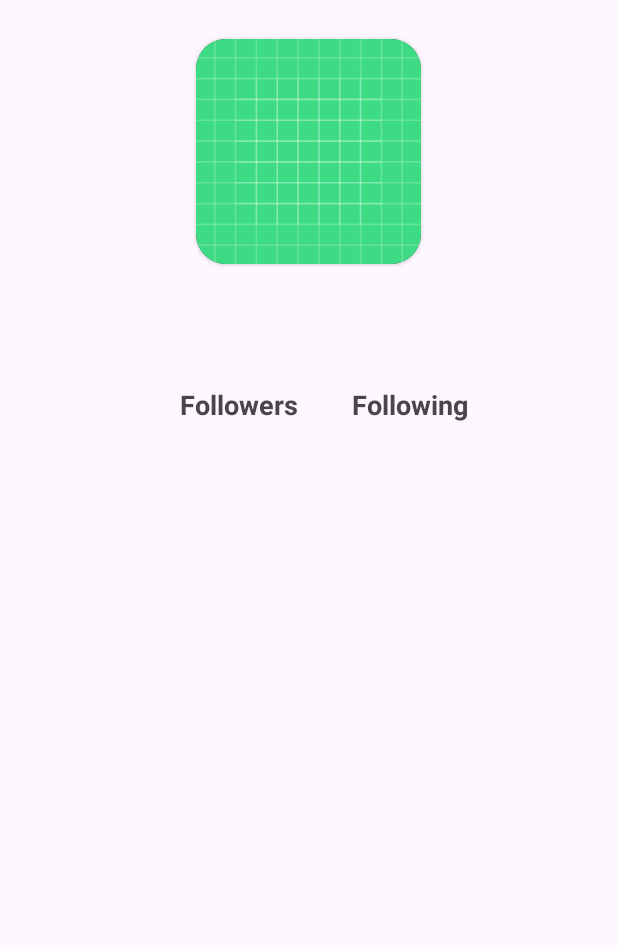
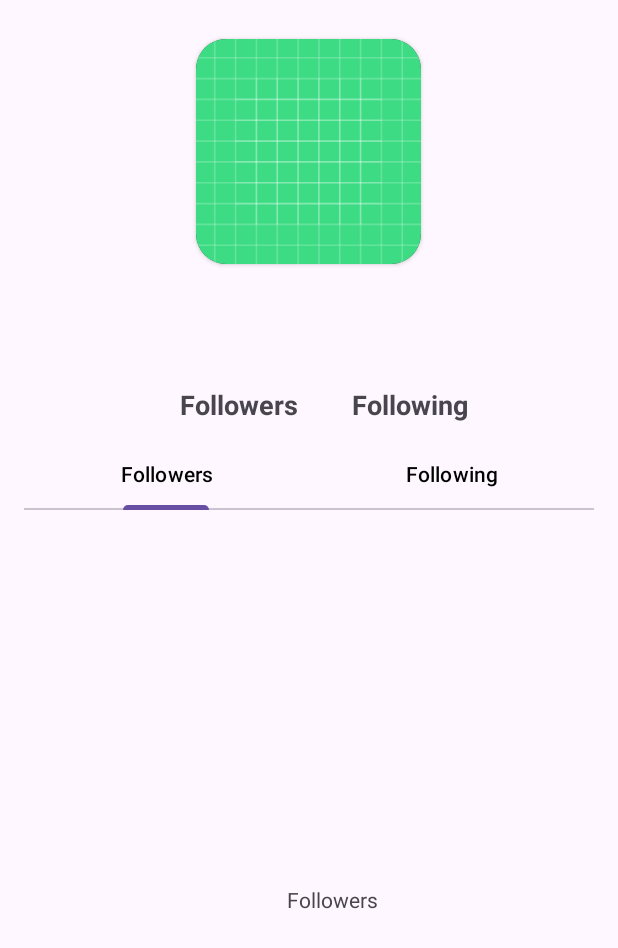
Before and after one commit to rahoelr/myGithub, an Android app: the DetailAct screen opened directly, with no data from a screen before it, on a phone screen of 412 x 824 dp. Shown: the top 948 px of the screen. Run offline under Robolectric (Android 15) with nearby library versions, the phone set to English and light mode, and no system bars; network calls fail; pictures from the network do not load.

Commit message:
TabLayout Passing Data Username to Tab 1

```diff
--- a/app/build.gradle.kts
+++ b/app/build.gradle.kts
@@ -53,5 +53,6 @@ dependencies {
     implementation("com.squareup.retrofit2:converter-gson:2.9.0")
     implementation("com.squareup.okhttp3:logging-interceptor:4.11.0")
     annotationProcessor ("com.github.bumptech.glide:compiler:4.12.0")
+    implementation ("androidx.viewpager2:viewpager2:1.0.0")
 
 }
--- a/app/src/main/java/com/example/mygithub/data/retrofit/ApiService.kt
+++ b/app/src/main/java/com/example/mygithub/data/retrofit/ApiService.kt
@@ -9,7 +9,7 @@ import retrofit2.Call
 import retrofit2.http.Path
 
 interface ApiService {
-    @Headers("Authorization: token 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")
+
     @GET("search/users")
     fun getUser(@Query("q") username: String): Call<UserResponse>
 
--- a/app/src/main/java/com/example/mygithub/ui/DetailAct.kt
+++ b/app/src/main/java/com/example/mygithub/ui/DetailAct.kt
@@ -3,11 +3,15 @@ package com.example.mygithub.ui
 import androidx.appcompat.app.AppCompatActivity
 import android.os.Bundle
 import android.view.View
+import androidx.annotation.StringRes
+import androidx.viewpager2.widget.ViewPager2
 import com.bumptech.glide.Glide
 import com.example.mygithub.R
 import com.example.mygithub.data.response.DetailUserResponse
 import com.example.mygithub.data.retrofit.ApiConfig
 import com.example.mygithub.databinding.ActivityDetailBinding
+import com.google.android.material.tabs.TabLayout
+import com.google.android.material.tabs.TabLayoutMediator
 import retrofit2.Call
 import retrofit2.Callback
 import retrofit2.Response
@@ -15,6 +19,13 @@ import retrofit2.Response
 class DetailAct : AppCompatActivity() {
 
     private lateinit var binding: ActivityDetailBinding
+    companion object {
+        @StringRes
+        private val TAB_TITLES = intArrayOf(
+            R.string.tab_text_1,
+            R.string.tab_text_2,
+        )
+    }
     override fun onCreate(savedInstanceState: Bundle?) {
         super.onCreate(savedInstanceState)
         binding = ActivityDetailBinding.inflate(layoutInflater)
@@ -24,6 +35,17 @@ class DetailAct : AppCompatActivity() {
         if (username != null) {
             getDetailUser(username)
         }
+
+        val sectionsPagerAdapter = SectionsPagerAdapter(this)
+        val viewPager: ViewPager2 = binding.viewPager
+        viewPager.adapter = sectionsPagerAdapter
+        val tabs: TabLayout = binding.tabs
+        TabLayoutMediator(tabs, viewPager){ tab, position ->
+            tab.text = resources.getString(TAB_TITLES[position])
+        }.attach()
+
+        supportActionBar?.elevation = 0f
+
     }
 
     private fun getDetailUser(username: String) {
@@ -49,6 +71,15 @@ class DetailAct : AppCompatActivity() {
                             .load(userResponse.avatarUrl)
                             .into(binding.itemImageDetailUser)
                     }
+                    val bundle = Bundle()
+                    bundle.putString("userName", username)
+
+                    val fragment = DetailUserFragment()
+                    fragment.arguments = bundle
+
+                    supportFragmentManager.beginTransaction()
+                        .replace(R.id.fragment_followers, fragment)
+                        .commit()
                 }
             }
 
--- /dev/null
+++ b/app/src/main/java/com/example/mygithub/ui/DetailUserFragment.kt
@@ -0,0 +1,30 @@
+package com.example.mygithub.ui
+
+import android.os.Bundle
+import androidx.fragment.app.Fragment
+import android.view.LayoutInflater
+import android.view.View
+import android.view.ViewGroup
+import com.example.mygithub.R
+import com.example.mygithub.databinding.FragmentDetailUserBinding
+
+class DetailUserFragment : Fragment() {
+
+    private var _binding: FragmentDetailUserBinding? = null
+    private val binding get() = _binding!!
+
+    override fun onCreateView(
+        inflater: LayoutInflater, container: ViewGroup?,
+        savedInstanceState: Bundle?
+    ): View? {
+        _binding = FragmentDetailUserBinding.inflate(inflater, container, false)
+        val view = binding.root
+
+        val username = arguments?.getString("userName")
+        binding.tvDetailFollowers.text = username
+
+        // Inflate the layout for this fragment
+        return view
+    }
+
+}
--- /dev/null
+++ b/app/src/main/java/com/example/mygithub/ui/SectionsPagerAdapter.kt
@@ -0,0 +1,20 @@
+package com.example.mygithub.ui
+
+import androidx.appcompat.app.AppCompatActivity
+import androidx.fragment.app.Fragment
+import androidx.viewpager2.adapter.FragmentStateAdapter
+
+class SectionsPagerAdapter(activity: AppCompatActivity) : FragmentStateAdapter(activity) {
+    override fun getItemCount(): Int {
+        return 2
+    }
+
+    override fun createFragment(position: Int): Fragment {
+        var fragment: Fragment? = null
+        when (position) {
+            0 -> fragment = DetailUserFragment()
+            1 -> fragment = DetailUserFragment2()
+        }
+        return fragment as Fragment
+    }
+}
--- a/app/src/main/res/layout/activity_detail.xml
+++ b/app/src/main/res/layout/activity_detail.xml
@@ -97,4 +97,15 @@
         app:layout_constraintTop_toTopOf="parent"
         tools:visibility="visible" />
 
+    <com.google.android.material.tabs.TabLayout
+        android:layout_marginTop="10dp"
+        android:id="@+id/tabs"
+        android:layout_width="match_parent"
+        android:layout_height="wrap_content"
+        app:tabTextColor="@android:color/black"/>
+    <androidx.viewpager2.widget.ViewPager2
+        android:id="@+id/view_pager"
+        android:layout_width="match_parent"
+        android:layout_height="match_parent" />
+
 </LinearLayout>
--- /dev/null
+++ b/app/src/main/res/layout/fragment_detail_user.xml
@@ -0,0 +1,34 @@
+<?xml version="1.0" encoding="utf-8"?>
+<FrameLayout xmlns:android="http://schemas.android.com/apk/res/android"
+    xmlns:tools="http://schemas.android.com/tools"
+    android:layout_width="match_parent"
+    android:layout_height="match_parent"
+    android:id="@+id/fragment_followers"
+    tools:context=".ui.DetailUserFragment">
+
+    <LinearLayout
+        android:gravity="center"
+        android:orientation="vertical"
+        android:layout_width="match_parent"
+        android:layout_height="match_parent">
+
+        <TextView
+            android:id="@+id/tv_detail_followers"
+            android:layout_width="wrap_content"
+            android:layout_height="wrap_content"
+            android:layout_marginStart="16dp"
+            android:layout_marginTop="16dp"
+            android:text="Rahul" />
+
+        <TextView
+            android:id="@+id/section_label"
+            android:layout_width="wrap_content"
+            android:layout_height="wrap_content"
+            android:layout_marginStart="16dp"
+            android:layout_marginTop="16dp"
+            android:text="Followers" />
+
+    </LinearLayout>
+
+
+</FrameLayout>
--- a/app/src/main/res/values/strings.xml
+++ b/app/src/main/res/values/strings.xml
@@ -1,3 +1,8 @@
 <resources>
     <string name="app_name">myGithub</string>
+    <!-- TODO: Remove or change this placeholder text -->
+    <string name="hello_blank_fragment">Hello blank fragment</string>
+    <string name="tab_text_1">Followers</string>
+    <string name="tab_text_2">Following</string>
+    <string name="tab_text_3">Setting</string>
 </resources>
```
Also changed, not shown: app/src/main/java/com/example/mygithub/data/retrofit/ApiConfig.kt (+12 -0 lines), app/src/main/java/com/example/mygithub/ui/DetailUserFragment2.kt (added, +20 -0 lines), app/src/main/res/layout/fragment_detail_user2.xml (added, +15 -0 lines).
